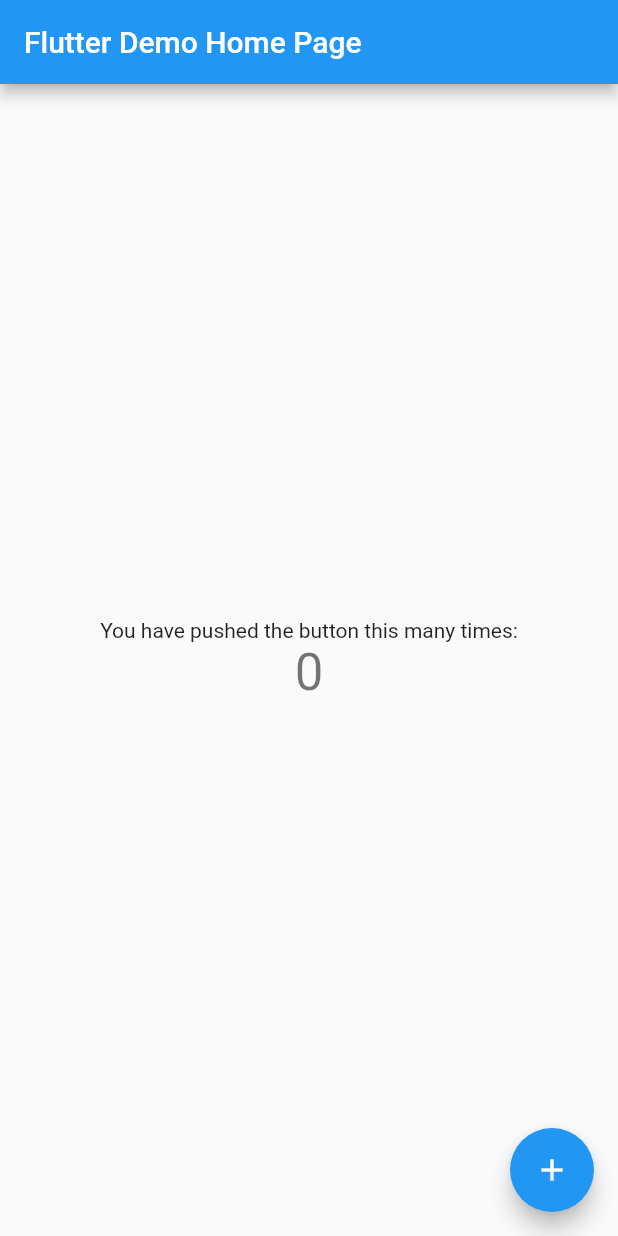
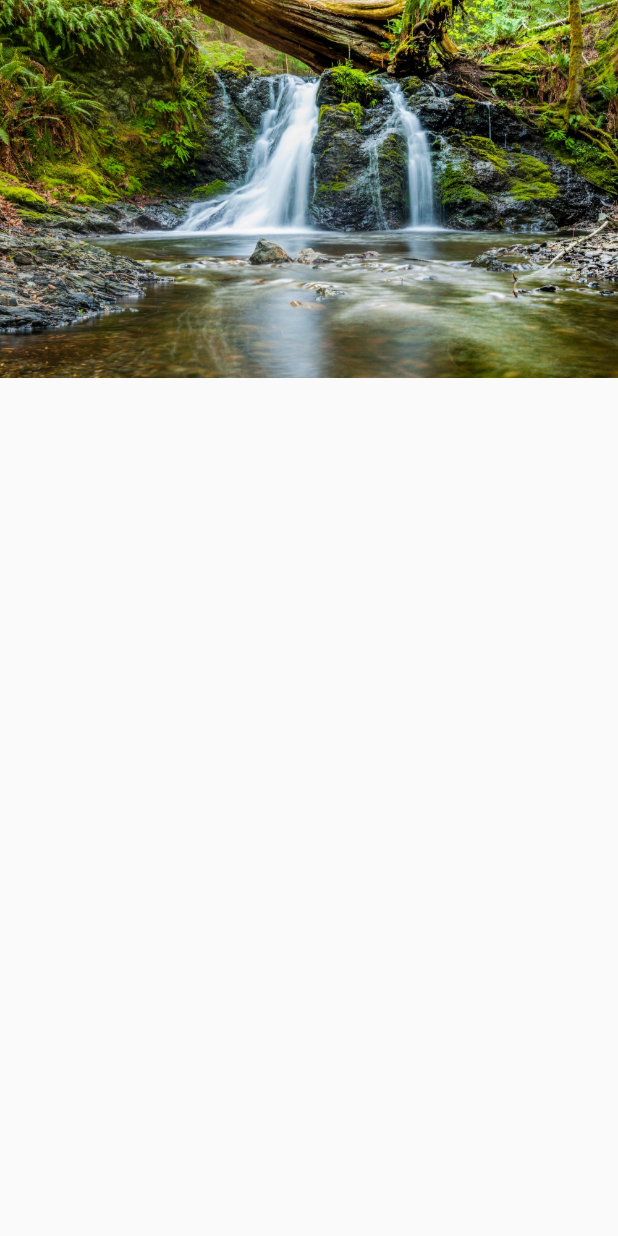
Before and after one commit to JajaHarris/flutter_social_ui, a Flutter app: the screen it shows after launch, on a phone screen of 412 x 824 dp. Run offline on Flutter 3.47's test engine with Material 2 defaults, Android fonts, the phone set to English and light mode, and no system bars.

Commit message:
added login screen

```diff
--- a/lib/main.dart
+++ b/lib/main.dart
@@ -1,4 +1,5 @@
 import 'package:flutter/material.dart';
+import 'package:flutter_social_ui/screens/login_screen.dart';
 
 void main() => runApp(MyApp());
 
@@ -8,95 +9,11 @@ class MyApp extends StatelessWidget {
   Widget build(BuildContext context) {
     return MaterialApp(
       title: 'Flutter Social UI',
+      debugShowCheckedModeBanner: false,
       theme: ThemeData(
         primaryColor: Colors.blue,
       ),
-      home: MyHomePage(title: 'Flutter Demo Home Page'),
+      home: LoginScreen(),
     );
   }
 }
-
-class MyHomePage extends StatefulWidget {
-  MyHomePage({Key key, this.title}) : super(key: key);
-
-  // This widget is the home page of your application. It is stateful, meaning
-  // that it has a State object (defined below) that contains fields that affect
-  // how it looks.
-
-  // This class is the configuration for the state. It holds the values (in this
-  // case the title) provided by the parent (in this case the App widget) and
-  // used by the build method of the State. Fields in a Widget subclass are
-  // always marked "final".
-
-  final String title;
-
-  @override
-  _MyHomePageState createState() => _MyHomePageState();
-}
-
-class _MyHomePageState extends State<MyHomePage> {
-  int _counter = 0;
-
-  void _incrementCounter() {
-    setState(() {
-      // This call to setState tells the Flutter framework that something has
-      // changed in this State, which causes it to rerun the build method below
-      // so that the display can reflect the updated values. If we changed
-      // _counter without calling setState(), then the build method would not be
-      // called again, and so nothing would appear to happen.
-      _counter++;
-    });
-  }
-
-  @override
-  Widget build(BuildContext context) {
-    // This method is rerun every time setState is called, for instance as done
-    // by the _incrementCounter method above.
-    //
-    // The Flutter framework has been optimized to make rerunning build methods
-    // fast, so that you can just rebuild anything that needs updating rather
-    // than having to individually change instances of widgets.
-    return Scaffold(
-      appBar: AppBar(
-        // Here we take the value from the MyHomePage object that was created by
-        // the App.build method, and use it to set our appbar title.
-        title: Text(widget.title),
-      ),
-      body: Center(
-        // Center is a layout widget. It takes a single child and positions it
-        // in the middle of the parent.
-        child: Column(
-          // Column is also a layout widget. It takes a list of children and
-          // arranges them vertically. By default, it sizes itself to fit its
-          // children horizontally, and tries to be as tall as its parent.
-          //
-          // Invoke "debug painting" (press "p" in the console, choose the
-          // "Toggle Debug Paint" action from the Flutter Inspector in Android
-          // Studio, or the "Toggle Debug Paint" command in Visual Studio Code)
-          // to see the wireframe for each widget.
-          //
-          // Column has various properties to control how it sizes itself and
-          // how it positions its children. Here we use mainAxisAlignment to
-          // center the children vertically; the main axis here is the vertical
-          // axis because Columns are vertical (the cross axis would be
-          // horizontal).
-          mainAxisAlignment: MainAxisAlignment.center,
-          children: <Widget>[
-            Text(
-              'You have pushed the button this many times:',
-            ),
-            Text(
-              '$_counter',
-              style: Theme.of(context).textTheme.display1,
-            ),
-          ],
-        ),
-      ),
-      floatingActionButton: FloatingActionButton(
-        onPressed: _incrementCounter,
-        tooltip: 'Increment',
-        child: Icon(Icons.add),
-      ), // This trailing comma makes auto-formatting nicer for build methods.
-    );
-  }
-}
--- /dev/null
+++ b/lib/screens/login_screen.dart
@@ -0,0 +1,24 @@
+import 'package:flutter/material.dart';
+
+class LoginScreen extends StatefulWidget {
+  @override
+  _LoginScreenState createState() => _LoginScreenState();
+}
+
+class _LoginScreenState extends State<LoginScreen> {
+  @override
+  Widget build(BuildContext context) {
+    return Scaffold(
+      body: SingleChildScrollView(
+        child: Container(
+          height: MediaQuery.of(context).size.height,
+          child: Column(
+            children: <Widget>[
+              Image(image: AssetImage('assets/images/login_background.jpg'),)
+            ],
+          ),
+        ),
+      ),
+    );
+  }
+}
```
Also changed, not shown: 1 other file.
